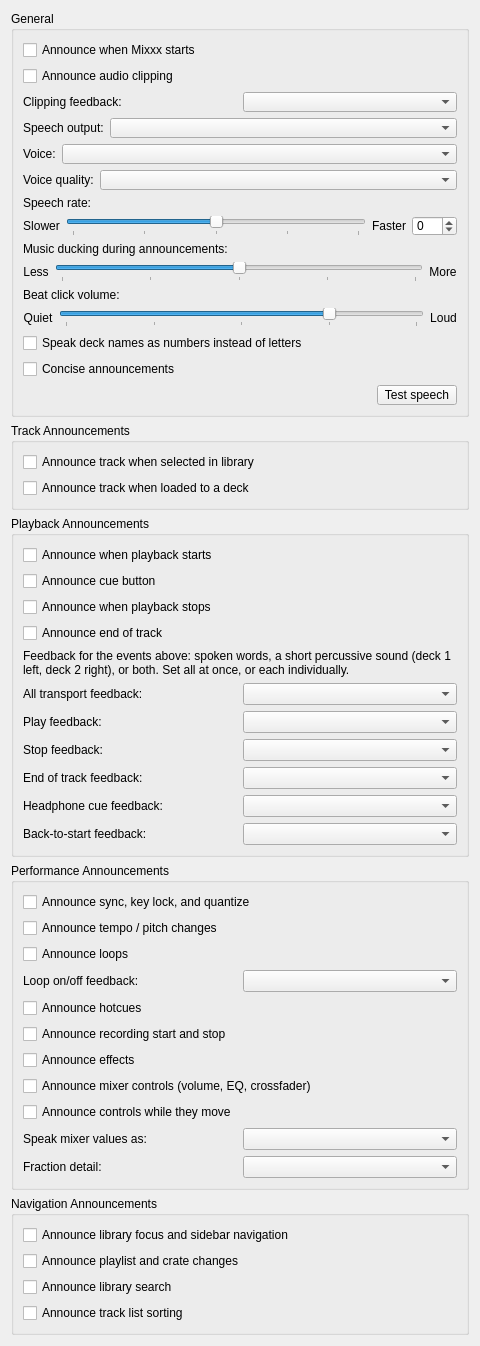
The window that src/preferences/dialog/dlgprefaccessibilitydlg.ui (XeTK/mixxx) describes before a commit, drawn with Qt 5.
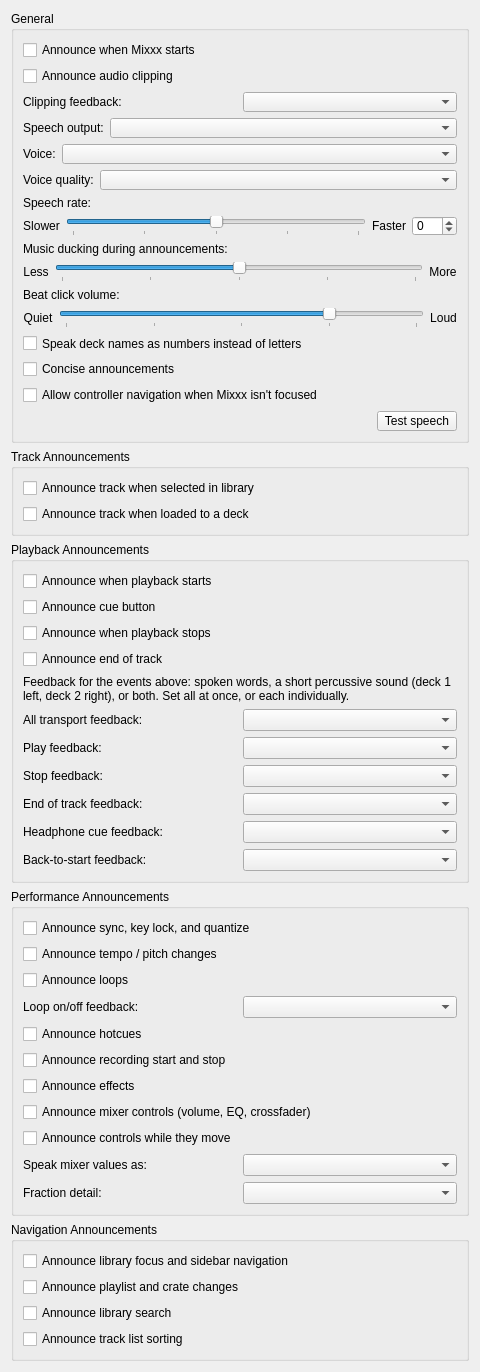
The same window after the commit.

Commit message: feat(accessibility): expose controller-navigation-without-focus in Preferences (issue #64)

```diff
--- a/src/preferences/dialog/dlgprefaccessibilitydlg.ui
+++ b/src/preferences/dialog/dlgprefaccessibilitydlg.ui
@@ -402,6 +402,16 @@
         </property>
        </widget>
       </item>
+      <item>
+       <widget class="QCheckBox" name="checkBoxControllerNavWithoutFocus">
+        <property name="toolTip">
+         <string>Let controller-driven library navigation (e.g. the DDJ-400 browse encoder) keep working even when Mixxx does not have OS window focus. Useful when you need to interact with your screen reader directly. Same effect as the --controller-navigation-without-focus command-line flag; either one enables it. Takes effect immediately, no restart needed.</string>
+        </property>
+        <property name="text">
+         <string>Allow controller navigation when Mixxx isn't focused</string>
+        </property>
+       </widget>
+      </item>
       <item>
        <layout class="QHBoxLayout" name="horizontalLayoutTestSpeech">
         <item>
```
The commit also changes 10 other files.
